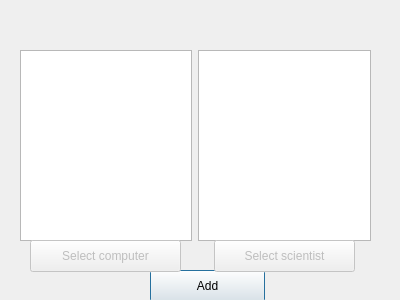
The window that vika3/week3/addconnectionsdialog.ui (axelboga/hopur32) describes before a commit, drawn with Qt 5.
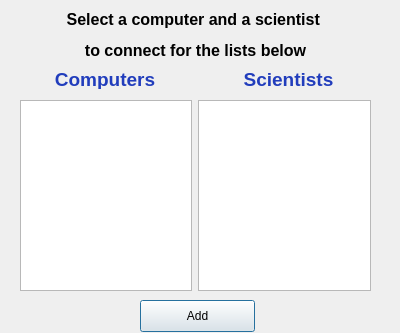
The same window after the commit.

Commit message: add connections klarad

Diff of the .ui file:
```diff
--- a/vika3/week3/addconnectionsdialog.ui
+++ b/vika3/week3/addconnectionsdialog.ui
@@ -7,7 +7,7 @@
     <x>0</x>
     <y>0</y>
     <width>400</width>
-    <height>300</height>
+    <height>333</height>
    </rect>
   </property>
   <property name="windowTitle">
@@ -19,8 +19,8 @@
    </property>
    <property name="geometry">
     <rect>
-     <x>150</x>
-     <y>270</y>
+     <x>140</x>
+     <y>300</y>
      <width>115</width>
      <height>32</height>
     </rect>
@@ -33,7 +33,7 @@
    <property name="geometry">
     <rect>
      <x>20</x>
-     <y>50</y>
+     <y>100</y>
      <width>351</width>
      <height>191</height>
     </rect>
@@ -58,37 +58,44 @@
     </item>
    </layout>
   </widget>
-  <widget class="QPushButton" name="button_connections_select_computer">
-   <property name="enabled">
-    <bool>false</bool>
-   </property>
+  <widget class="QLabel" name="label">
    <property name="geometry">
     <rect>
-     <x>30</x>
-     <y>240</y>
-     <width>151</width>
-     <height>32</height>
+     <x>20</x>
+     <y>10</y>
+     <width>351</width>
+     <height>51</height>
     </rect>
    </property>
    <property name="text">
-    <string>Select computer</string>
+    <string>&lt;html&gt;&lt;head/&gt;&lt;body&gt;&lt;p align=&quot;center&quot;&gt;&lt;span style=&quot; font-size:12pt; font-weight:600;&quot;&gt;Select a computer and a scientist &lt;/span&gt;&lt;/p&gt;&lt;p align=&quot;center&quot;&gt;&lt;span style=&quot; font-size:12pt; font-weight:600;&quot;&gt;to connect for the lists below&lt;/span&gt;&lt;/p&gt;&lt;/body&gt;&lt;/html&gt;</string>
    </property>
   </widget>
-  <widget class="QPushButton" name="button_connections_select_scientist">
-   <property name="enabled">
-    <bool>false</bool>
-   </property>
+  <widget class="QWidget" name="layoutWidget">
    <property name="geometry">
     <rect>
-     <x>214</x>
-     <y>240</y>
-     <width>141</width>
-     <height>32</height>
+     <x>16</x>
+     <y>68</y>
+     <width>361</width>
+     <height>21</height>
     </rect>
    </property>
-   <property name="text">
-    <string>Select scientist</string>
-   </property>
+   <layout class="QHBoxLayout" name="horizontalLayout_4">
+    <item>
+     <widget class="QLabel" name="label_connections_computer">
+      <property name="text">
+       <string>&lt;html&gt;&lt;head/&gt;&lt;body&gt;&lt;p align=&quot;center&quot;&gt;&lt;span style=&quot; font-size:14pt; font-weight:600; color:#213dbc;&quot;&gt;Computers&lt;/span&gt;&lt;/p&gt;&lt;/body&gt;&lt;/html&gt;</string>
+      </property>
+     </widget>
+    </item>
+    <item>
+     <widget class="QLabel" name="label_connections_scientist">
+      <property name="text">
+       <string>&lt;html&gt;&lt;head/&gt;&lt;body&gt;&lt;p align=&quot;center&quot;&gt;&lt;span style=&quot; font-size:14pt; font-weight:600; color:#213dbc;&quot;&gt;Scientists&lt;/span&gt;&lt;/p&gt;&lt;/body&gt;&lt;/html&gt;</string>
+      </property>
+     </widget>
+    </item>
+   </layout>
   </widget>
  </widget>
  <resources/>
```
Left out of the diff: 5 changed lines with no effect on the pictures. The commit also changes 4 other files.
